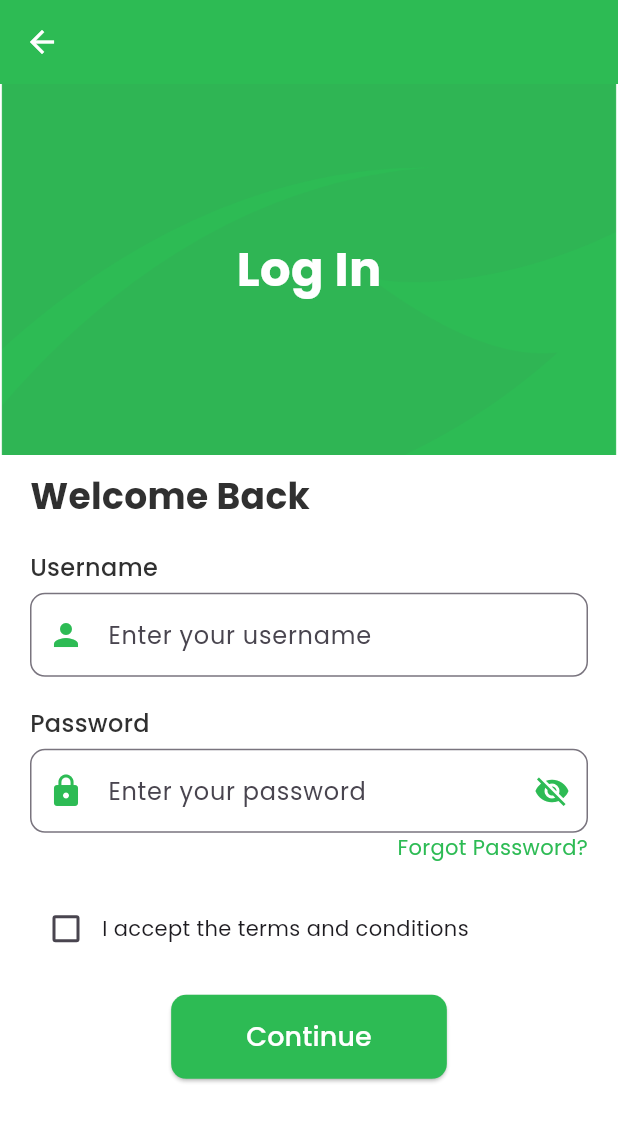
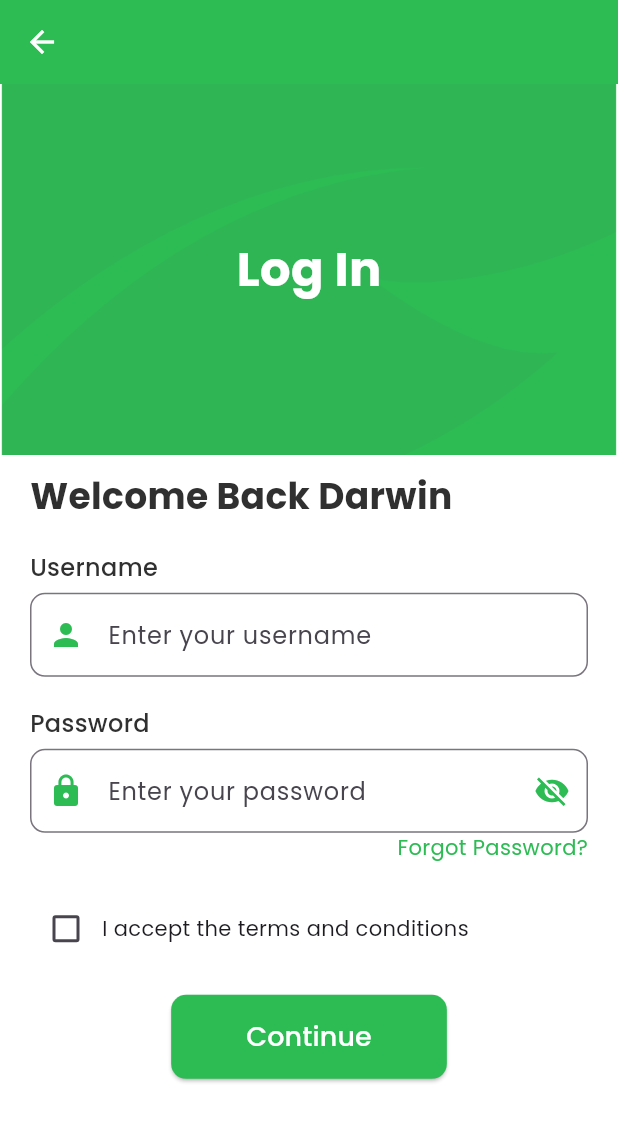
Before and after one commit to darwinacharya3/FairBus, a Flutter app: the screen it shows after launch, after a tap on "Login", on a phone screen of 412 x 824 dp. Shown: the top 1122 px of the screen. Run offline on Flutter 3.47's test engine with Material 3 defaults, Android fonts, the phone set to English and light mode, and no system bars; our stand-ins replace cached_network_image, cloud_firestore, firebase_auth, firebase_core, flutter_map, flutter_svg and 7 more; missing offline and left inert: flutter_map_marker_popup; accounts and stored records are empty.

Commit message:
welcome back darwin

```diff
--- a/lib/widgets/login_screen_widget.dart
+++ b/lib/widgets/login_screen_widget.dart
@@ -85,7 +85,7 @@ class _LoginScreenWidgetState extends State<LoginScreenWidget> {
             child: Padding(
               padding: const EdgeInsets.symmetric(horizontal: 20.0),
               child: Text(
-                "Welcome Back",
+                "Welcome Back Darwin",
                 style: GoogleFonts.poppins(
                   fontSize: 24,
                   fontWeight: FontWeight.bold,
```
